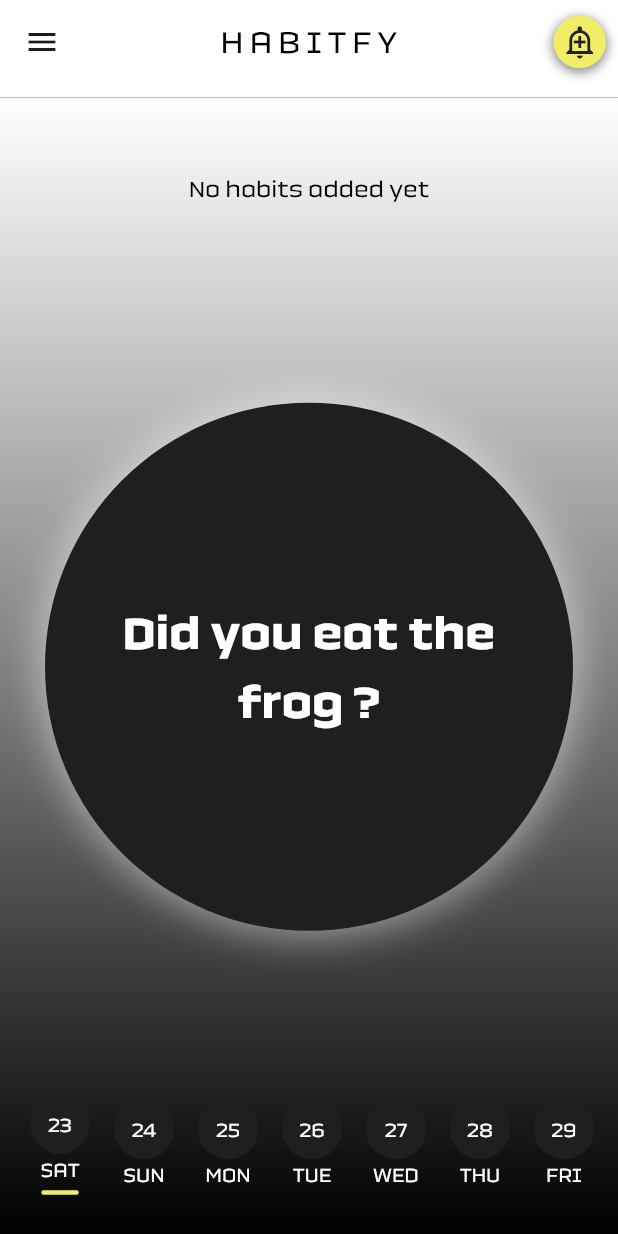
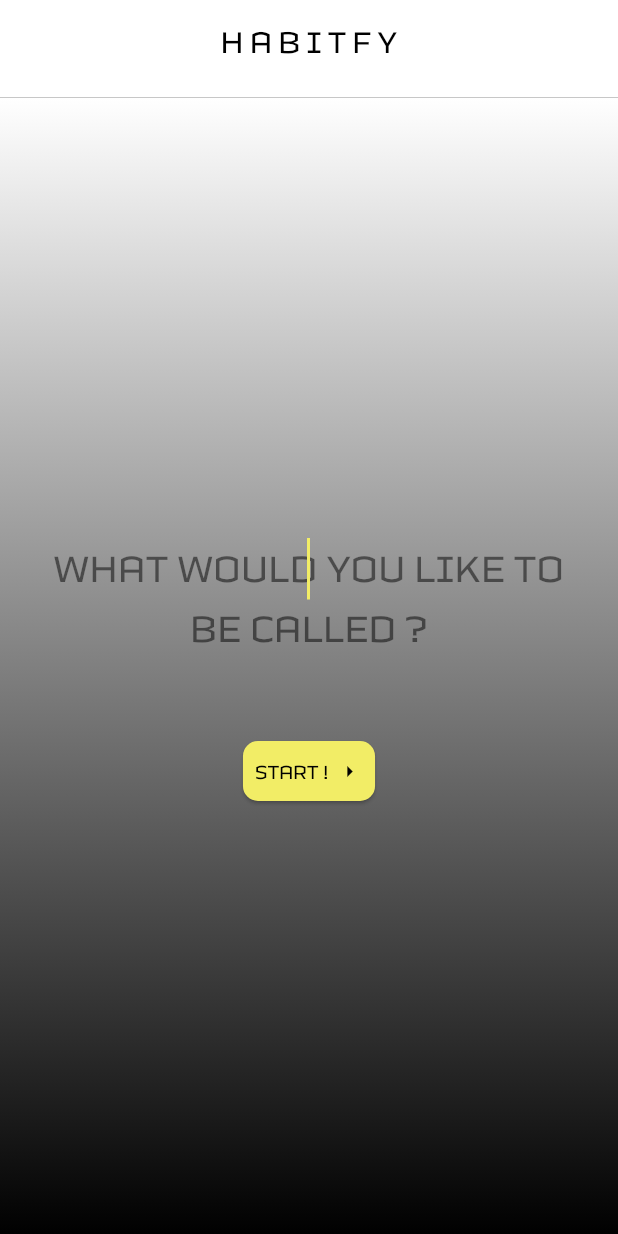
Before and after one commit to itsmeidris/reminder_of_tasks, a Flutter app: the screen it shows after launch, on a phone screen of 412 x 824 dp. Run offline on Flutter 3.47's test engine with Material 3 defaults, Android fonts, the light colour scheme and no system bars; our stand-ins replace device_preview, flutter_local_notifications, go_router, vibration; accounts and stored records are empty.

Commit message:
user name feature added

```diff
--- a/lib/config/app_constants.dart
+++ b/lib/config/app_constants.dart
@@ -21,5 +21,6 @@ class AppConstants {
       '“The quality of your life depends on the quality of your habits.”';
   //Routes
   static const String habitsMainPage = "/";
+  static const String habitsUserInfoPage = '/user-infos';
   static const String habitSchedulerPage = "/schedule-habit";
 }
--- /dev/null
+++ b/lib/models/user_model.dart
@@ -0,0 +1,6 @@
+class UserModel {
+  final int userId;
+  final String userName;
+
+  UserModel({required this.userId, required this.userName});
+}
--- a/lib/routing/router_generator.dart
+++ b/lib/routing/router_generator.dart
@@ -1,22 +1,24 @@
 import 'package:go_router/go_router.dart';
 import 'package:notification_app/config/app_constants.dart';
-import 'package:notification_app/views/screens/habits_screen.dart';
+import 'package:notification_app/views/screens/habitfy_user_infos.dart';
+import 'package:notification_app/views/screens/habitfy_screen.dart';
 
 class RouterGenerator {
   static final router =
-      GoRouter(initialLocation: AppConstants.habitsMainPage, routes: [
+      GoRouter(initialLocation: AppConstants.habitsUserInfoPage, routes: [
+    GoRoute(
+      path: AppConstants.habitsUserInfoPage,
+      name: 'user-infos',
+      builder: (context, state) {
+        return HabitfyUserInfos();
+      },
+    ),
     GoRoute(
       path: AppConstants.habitsMainPage,
       name: 'habits',
       builder: (context, state) {
-        return HabitsScreen();
+        return HabitfyScreen();
       },
     ),
-    /*GoRoute(
-        path: AppConstants.habitSchedulerPage,
-        name: 'schedule',
-        builder: (context, state) {
-          return HabitScheduler();
-        })*/
   ]);
 }
--- a/lib/viewmodels/habits_view_model.dart
+++ b/lib/viewmodels/habits_view_model.dart
@@ -1,23 +1,29 @@
 import 'package:flutter/foundation.dart';
 import 'package:notification_app/config/app_constants.dart';
 import 'package:notification_app/models/habit_model.dart';
+import 'package:notification_app/models/user_model.dart';
 import 'package:notification_app/services/notifications_service.dart';
 
 class HabitsViewModel extends ChangeNotifier {
+  //Notification related properties
+  NotificationsService notificationsService = NotificationsService();
+
   String _selectedHabit = 'Did you eat the frog ?';
   String _habitSchedule = '';
   bool _isHabitChecked = false;
   bool _isHabitScheduled = false;
   List<HabitModel> _habits = [];
-
-  //Notification related properties
-  NotificationsService notificationsService = NotificationsService();
+  //Auth user infos
+  UserModel? _user;
 
   String get selectedHabit => _selectedHabit;
   String get habitSchedule => _habitSchedule;
   bool get isHabitScheduled => _isHabitScheduled;
   bool get isHabitChecked => _isHabitChecked;
   List<HabitModel> get habits => _habits;
+
+  //Auth user infos
+  UserModel? get user => _user;
 
   set selectedHabit(String value) {
     _selectedHabit = value;
@@ -38,8 +44,15 @@ class HabitsViewModel extends ChangeNotifier {
     _isHabitScheduled = value;
     notifyListeners();
   }
+
   set isHabitChecked(bool value) {
     _isHabitChecked = value;
+    notifyListeners();
+  }
+
+  //Auth user infos
+  set user(UserModel? newUser) {
+    _user = newUser;
     notifyListeners();
   }
 
@@ -51,7 +64,6 @@ class HabitsViewModel extends ChangeNotifier {
       habitName: habitName,
       habitSchedule: habitSchedule,
       icChecked: _isHabitChecked,
-
     );
     _habits.add(newHabit);
     _isHabitScheduled = true; // Set to true when a habit is added
@@ -84,5 +96,9 @@ class HabitsViewModel extends ChangeNotifier {
     }
   }
 
-
+  //Create a user
+  void createUser(UserModel user) {
+    _user = user;
+    notifyListeners();
+  }
 }
--- a/lib/views/screens/habitfy_scheduler_.dart
+++ b/lib/views/screens/habitfy_scheduler_.dart
@@ -27,6 +27,7 @@ class _TimeSchedulerState extends State<_TimeScheduler> {
   @override
   void dispose() {
     // Dispose of controllers to release resources
+    habitController.dispose();
     hourController.dispose();
     minuteController.dispose();
     super.dispose();
--- /dev/null
+++ b/lib/views/screens/habitfy_user_infos.dart
@@ -0,0 +1,111 @@
+import 'package:flutter/material.dart';
+import 'package:notification_app/config/app_colors.dart';
+import 'package:notification_app/models/user_model.dart';
+import 'package:notification_app/routing/router_generator.dart';
+import 'package:notification_app/viewmodels/habits_view_model.dart';
+import 'package:notification_app/views/shared/habitfy_app_bar.dart';
+import 'package:notification_app/views/shared/habitfy_button.dart';
+import 'package:provider/provider.dart';
+
+class HabitfyUserInfos extends StatefulWidget {
+  const HabitfyUserInfos({super.key});
+
+  @override
+  State<HabitfyUserInfos> createState() => _HabitfyUserInfosState();
+}
+
+class _HabitfyUserInfosState extends State<HabitfyUserInfos> {
+  final TextEditingController _nameController = TextEditingController();
+  final FocusNode _focusNode = FocusNode();
+
+  @override
+  void initState() {
+    super.initState();
+    // Open keyboard automatically
+    WidgetsBinding.instance.addPostFrameCallback((_) {
+      FocusScope.of(context).requestFocus(_focusNode);
+    });
+  }
+
+  @override
+  void dispose() {
+    _nameController.dispose();
+    _focusNode.dispose();
+    super.dispose();
+  }
+
+  @override
+  Widget build(BuildContext context) {
+    return Scaffold(
+      backgroundColor: AppColors.myBlack2,
+      //resizeToAvoidBottomInset: false,
+      appBar: HabitfyAppBar(),
+      body: Consumer<HabitsViewModel>(builder: (context, vm, child) {
+        return Container(
+          decoration: BoxDecoration(
+            gradient: LinearGradient(
+              colors: [AppColors.myWhite, AppColors.myBlack],
+              begin: Alignment.topCenter,
+              end: Alignment.bottomCenter,
+            ),
+          ),
+          child: Padding(
+            padding: const EdgeInsets.all(16.0),
+            child: Column(
+              crossAxisAlignment: CrossAxisAlignment.center,
+              mainAxisAlignment: MainAxisAlignment.center,
+              children: [
+                Container(
+                  decoration: BoxDecoration(
+                      //border: Border.all(color: AppColors.myYellow)
+                      ),
+                  child: TextField(
+                    controller: _nameController,
+                    focusNode: _focusNode,
+                    textAlign: TextAlign.center, // center text and cursor
+                    textAlignVertical:
+                        TextAlignVertical.center, // vertical alignment
+                    onChanged: (value) {
+                      _nameController.value = TextEditingValue(
+                        text: value.toUpperCase(),
+                        selection: TextSelection.fromPosition(
+                          TextPosition(offset: value.length),
+                        ),
+                      );
+                    },
+                    maxLines: 3,
+                    style: TextStyle(color: AppColors.myBlack, fontSize: 27),
+                    cursorColor: AppColors.myYellow, // yellow cursor
+                    decoration: InputDecoration(
+                      hintText: 'WHAT WOULD YOU LIKE TO BE CALLED ?',
+                      hintStyle: TextStyle(
+                        color: AppColors.myBlack.withOpacity(.5),
+                        fontSize: 27,
+                        fontWeight: FontWeight.w400,
+                      ),
+                      filled: true,
+                      fillColor: Colors.transparent, // transparent background
+                      border: InputBorder.none, // remove border
+                      enabledBorder: InputBorder.none,
+                      focusedBorder: InputBorder.none,
+                    ),
+                  ),
+                ),
+                HabitfyButton(
+                    onTap: () {
+                      final newUser =
+                          UserModel(userId: 1, userName: _nameController.text);
+                      final vm = context.read<HabitsViewModel>();
+                      vm.createUser(newUser);
+                      RouterGenerator.router.goNamed('habits');
+                    },
+                    icon: Icons.arrow_right_outlined,
+                    text: 'START !')
+              ],
+            ),
+          ),
+        );
+      }),
+    );
+  }
+}
--- a/lib/views/screens/habits_screen.dart
+++ /dev/null
@@ -1,102 +0,0 @@
-import 'package:flutter/material.dart';
-import 'package:notification_app/config/app_colors.dart';
-import 'package:notification_app/views/widgets/habit_globe_circle.dart';
-import 'package:notification_app/views/shared/habitfy_app_bar.dart';
-import 'package:notification_app/views/widgets/habits_list.dart';
-import 'package:notification_app/views/widgets/habits_week_days.dart';
-
-class HabitsScreen extends StatelessWidget {
-  const HabitsScreen({super.key});
-
-  @override
-  Widget build(BuildContext context) {
-    return Scaffold(
-      backgroundColor: AppColors.myBlack,
-      appBar: HabitfyAppBar(),
-      drawer: Drawer(
-        backgroundColor: AppColors.myBlack2,
-        child: Padding(
-          padding: const EdgeInsets.all(8.0),
-          child: Column(
-            spacing: 15,
-            crossAxisAlignment: CrossAxisAlignment.start,
-            mainAxisAlignment: MainAxisAlignment.center,
-            children: [
-              FittedBox(
-                child: Text(
-                  'HELLO EDRIS',
-                  style: TextStyle(color: AppColors.myWhite, fontSize: 21),
-                ),
-              ),
-              Column(
-                spacing: 15,
-                crossAxisAlignment: CrossAxisAlignment.start,
-                children: [
-                  Container(
-                    padding: const EdgeInsets.all(8),
-                    decoration: BoxDecoration(
-                        color: AppColors.myWhite2,
-                        borderRadius: BorderRadius.circular(15),
-                        boxShadow: [
-                          BoxShadow(
-                            color: AppColors.myWhite
-                                .withOpacity(.5), // very light shadow
-                            spreadRadius: .25,
-                            blurRadius: 15,
-                            offset: const Offset(2, 4), // X, Y
-                          ),
-                        ]),
-                    child: FittedBox(
-                      child: Text(
-                        'H A B I T S  T R A C K I N G',
-                        style:
-                            TextStyle(color: AppColors.myBlack, fontSize: 21),
-                      ),
-                    ),
-                  ),
-                  Container(
-                    padding:
-                        const EdgeInsets.symmetric(vertical: 10, horizontal: 8),
-                    decoration: BoxDecoration(
-                        color: AppColors.myWhite2,
-                        borderRadius: BorderRadius.circular(15),
-                        boxShadow: [
-                          BoxShadow(
-                            color: AppColors.myWhite
-                                .withOpacity(.5), // very light shadow
-                            spreadRadius: .25,
-                            blurRadius: 15,
-                            offset: const Offset(2, 4), // X, Y
-                          ),
-                        ]),
-                    child: FittedBox(
-                      child: Text(
-                        'H I S T O R Y  T R A C K I N G',
-                        style:
-                            TextStyle(color: AppColors.myBlack, fontSize: 21),
-                      ),
-                    ),
-                  ),
-                ],
-              ),
-            ],
-          ),
-        ),
-      ),
-      body: Container(
-        decoration: BoxDecoration(
-            gradient: LinearGradient(
-                colors: [AppColors.myWhite, AppColors.myBlack],
-                begin: Alignment.topCenter,
-                end: Alignment.bottomCenter)),
-        child: Padding(
-          padding: const EdgeInsets.symmetric(vertical: 8, horizontal: 12),
-          child: Column(
-            crossAxisAlignment: CrossAxisAlignment.stretch,
-            children: [HabitsList(), HabitGlobeCircle(), HabitsWeekDays()],
-          ),
-        ),
-      ),
-    );
-  }
-}
--- a/lib/views/shared/habitfy_app_bar.dart
+++ b/lib/views/shared/habitfy_app_bar.dart
@@ -17,7 +17,7 @@ class HabitfyAppBar extends StatelessWidget implements PreferredSizeWidget {
         'H A B I T F Y',
         style: TextStyle(color: AppColors.myBlack),
       ),
-      actions: currentRoute == 'schedule'
+      actions: currentRoute != 'habits'
           ? []
           : [
               GestureDetector(
```
Also changed, not shown: lib/views/screens/habitfy_darwer.dart (added, +80 -0 lines), lib/views/screens/habitfy_screen.dart (added, +34 -0 lines).
